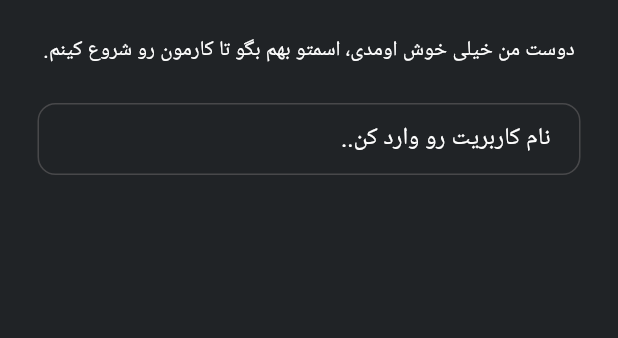
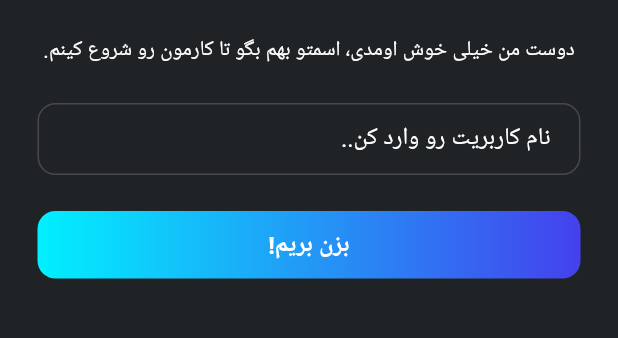
Before and after one commit to mohammad-dehghanifard/flutter_note_app, a Flutter app: the screen it shows after launch, on a phone screen of 412 x 824 dp, the part 230-568 px from its top. Run offline on Flutter 3.47's test engine with Material 3 defaults, Android fonts, the phone set to English and light mode, and no system bars; our stand-ins replace flutter_spinkit, get.

Commit message:
impl ButtonWidget custom widget

```diff
--- /dev/null
+++ b/lib/core/widgets/button_widget.dart
@@ -0,0 +1,33 @@
+import 'package:flutter/material.dart';
+import 'package:get/get.dart';
+
+class ButtonWidget extends StatelessWidget {
+  const ButtonWidget({
+    super.key,
+    required this.text,
+    required this.onTap,
+    this.width = double.infinity,
+    this.height = 45
+  });
+  final String text;
+  final Function() onTap;
+  final double width;
+  final double height;
+  @override
+  Widget build(BuildContext context) {
+    return GestureDetector(
+      onTap: onTap,
+      child: Container(
+        width: width,
+        height: height,
+        decoration: BoxDecoration(
+          gradient: LinearGradient(
+            colors: [context.theme.colorScheme.primary,context.theme.colorScheme.secondary]
+          ),
+          borderRadius: BorderRadius.circular(12)
+        ),
+        child: Center(child: Text(text,style: const TextStyle(fontSize: 16,fontWeight: FontWeight.bold),)),
+      ),
+    );
+  }
+}
--- a/lib/modules/auth/pages/register_page.dart
+++ b/lib/modules/auth/pages/register_page.dart
@@ -1,4 +1,5 @@
 import 'package:flutter/material.dart';
+import 'package:flutter_note_app/core/widgets/button_widget.dart';
 import 'package:flutter_note_app/core/widgets/text_field_widget.dart';
 import 'package:get/get.dart';
 
@@ -22,7 +23,9 @@ class RegisterPage extends StatelessWidget {
                 const SizedBox(height: 24),
                 const Text("دوست من خیلی خوش اومدی، اسمتو بهم بگو تا کارمون رو شروع کینم."),
                 const SizedBox(height: 24),
-                const TextFieldWidget(hint: "نام کاربریت رو وارد کن..",)
+                const TextFieldWidget(hint: "نام کاربریت رو وارد کن..",),
+                const SizedBox(height: 24),
+                ButtonWidget(text: "بزن بریم!",onTap: () {},)
               ],
             ),
           ),
```
